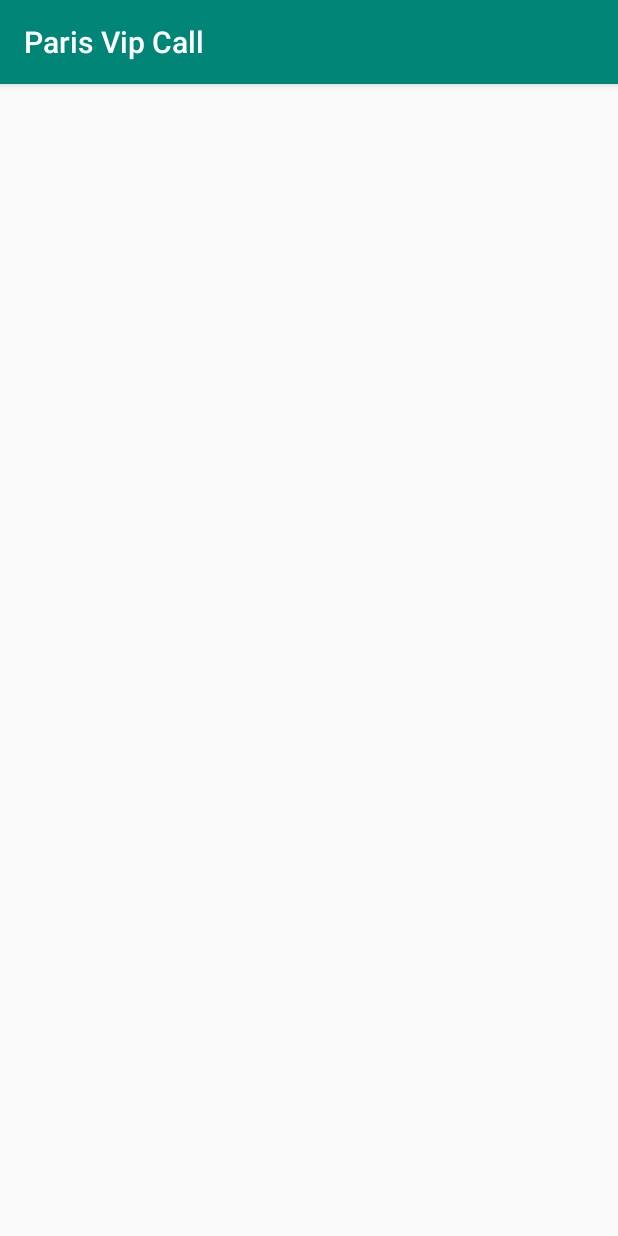
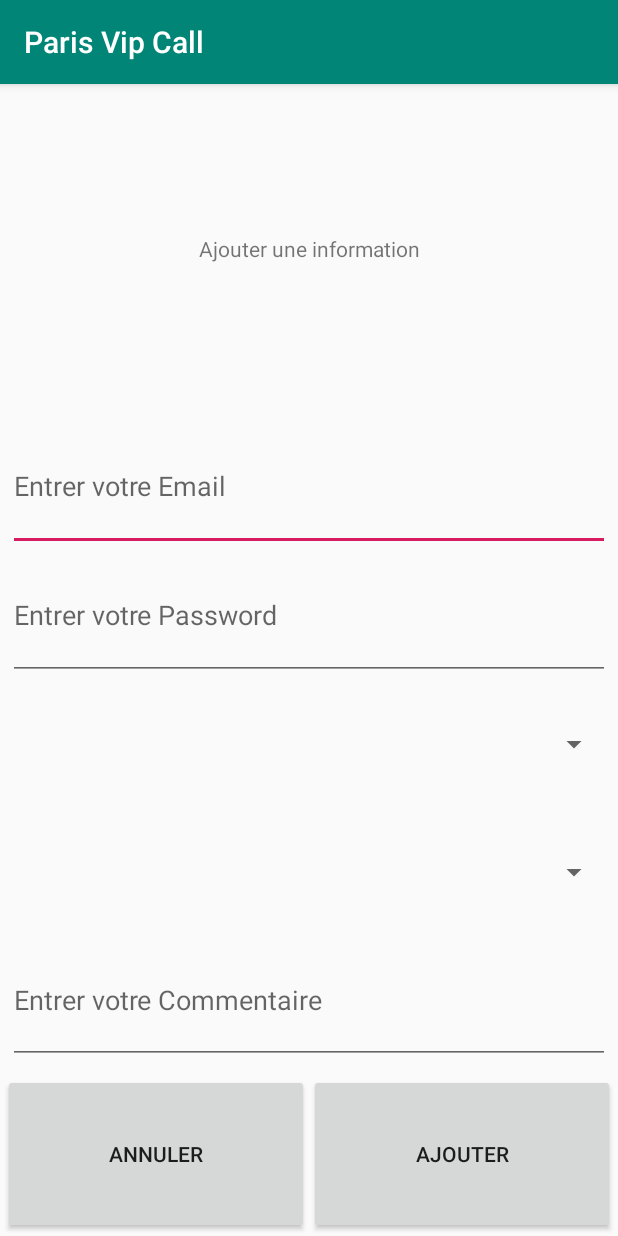
Before and after one commit to 4deone/ParisVipCall2, an Android app: the AjouterActivity screen opened directly, with no data from a screen before it, on a phone screen of 412 x 824 dp. Run offline under Robolectric (Android 15) with nearby library versions, the phone set to English and light mode, and no system bars.

Commit message:
Lancement du codage de la partie insrtion de données dans un google sheets

```diff
--- a/app/src/main/res/layout/activity_ajouter.xml
+++ b/app/src/main/res/layout/activity_ajouter.xml
@@ -1,9 +1,81 @@
 <?xml version="1.0" encoding="utf-8"?>
-<android.support.constraint.ConstraintLayout xmlns:android="http://schemas.android.com/apk/res/android"
+<LinearLayout
+    xmlns:android="http://schemas.android.com/apk/res/android"
     xmlns:app="http://schemas.android.com/apk/res-auto"
     xmlns:tools="http://schemas.android.com/tools"
     android:layout_width="match_parent"
     android:layout_height="match_parent"
+    android:orientation="vertical"
     tools:context=".activities.AjouterActivity">
+    <TextView
+        android:text="Ajouter une information"
+        android:layout_marginHorizontal="5dp"
+        android:layout_marginVertical="5dp"
+        android:layout_weight="5"
+        android:gravity="center"
+        android:layout_width="match_parent"
+        android:layout_height="match_parent" />
+    <LinearLayout
+        android:layout_width="match_parent"
+        android:layout_height="match_parent"
+        android:layout_marginHorizontal="5dp"
+        android:layout_marginVertical="5dp"
+        android:layout_weight="3"
+        android:gravity="center"
+        android:orientation="vertical">
+        <EditText
+            android:id="@+id/edtvEmail"
+            android:layout_weight="1"
+            android:hint="Entrer votre Email"
+            android:inputType="textEmailSubject"
+            android:layout_width="match_parent"
+            android:layout_height="match_parent" />
+        <EditText
+            android:id="@+id/edttvPassword"
+            android:layout_weight="1"
+            android:hint="Entrer votre Password"
+            android:inputType="textPassword"
+            android:layout_width="match_parent"
+            android:layout_height="match_parent" />
+        <Spinner
+            android:id="@+id/spinerType"
+            android:layout_weight="1"
+            android:spinnerMode="dialog"
+            android:layout_width="match_parent"
+            android:layout_height="match_parent" />
 
-</android.support.constraint.ConstraintLayout>
+        <Spinner
+            android:id="@+id/spinerPrivate"
+            android:layout_weight="1"
+            android:spinnerMode="dialog"
+            android:layout_width="match_parent"
+            android:layout_height="match_parent" />
+        <EditText
+            android:id="@+id/edttvCommentaire"
+            android:layout_weight="1"
+            android:hint="Entrer votre Commentaire"
+            android:inputType="textMultiLine"
+            android:layout_width="match_parent"
+            android:layout_height="match_parent" />
+    </LinearLayout>
+    <LinearLayout
+        android:layout_width="match_parent"
+        android:layout_height="match_parent"
+        android:layout_marginHorizontal="2dp"
+        android:layout_marginVertical="1dp"
+        android:layout_weight="6"
+        android:orientation="horizontal">
+        <Button
+            android:id="@+id/annulerInfo"
+            android:layout_weight="1"
+            android:text="ANNULER"
+            android:layout_width="match_parent"
+            android:layout_height="match_parent" />
+        <Button
+            android:id="@+id/AjouterInfo"
+            android:layout_weight="1"
+            android:text="AJOUTER"
+            android:layout_width="match_parent"
+            android:layout_height="match_parent" />
+    </LinearLayout>
+</LinearLayout>
```
